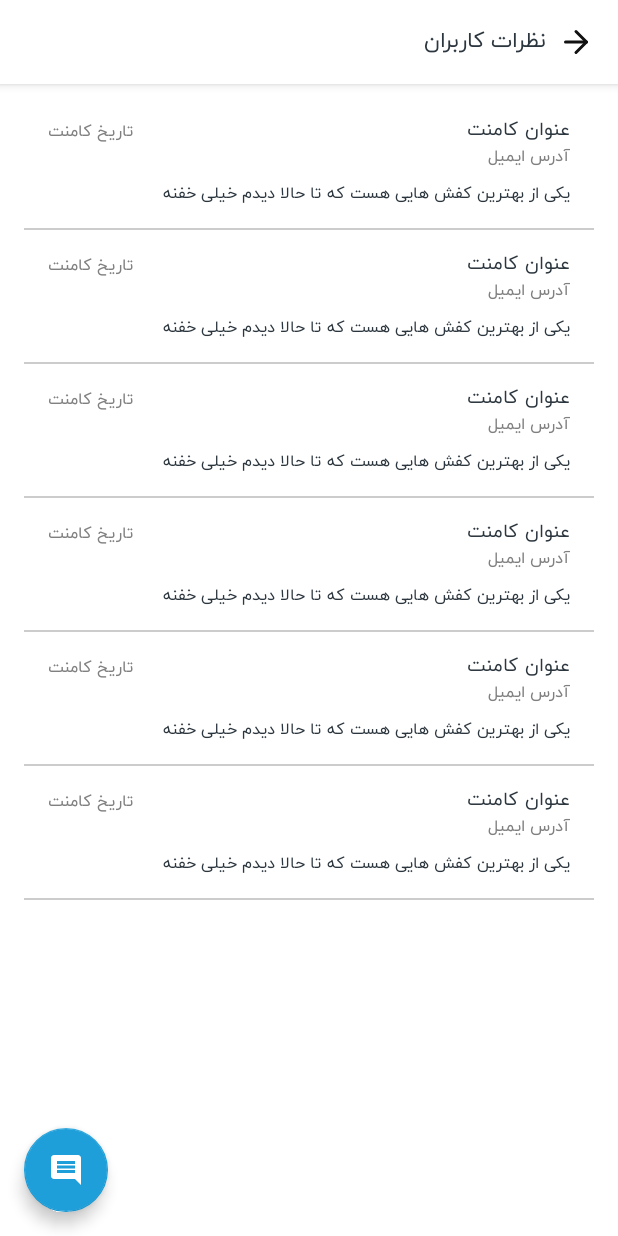
After one commit to ar-karimi/NikeStore, an Android app: the layout activity_comment_list.xml on its own in the app's theme, with its tools: preview values and no code run, on a phone screen of 412 x 824 dp. The commit adds this screen. Run offline under Robolectric (Android 15) with nearby library versions, the phone set to English and light mode, and no system bars; network calls fail.

Commit message:
Implement CommentListActivity and BaseToolbar (Custom toolbar)

```diff
--- a/app/build.gradle
+++ b/app/build.gradle
@@ -61,6 +61,8 @@ dependencies {
     implementation 'com.squareup.retrofit2:retrofit:2.9.0'
     implementation 'com.squareup.retrofit2:adapter-rxjava2:2.9.0'
     implementation 'com.squareup.retrofit2:converter-gson:2.4.0'
+    implementation 'com.squareup.okhttp3:okhttp:4.9.0'
+    implementation 'com.squareup.okhttp3:logging-interceptor:4.9.0'
 
     //RX
     implementation 'io.reactivex.rxjava2:rxandroid:2.1.1'
--- a/app/src/main/AndroidManifest.xml
+++ b/app/src/main/AndroidManifest.xml
@@ -17,6 +17,9 @@
         android:usesCleartextTraffic="true"
         tools:targetApi="31">
         <activity
+            android:name=".feature.product.comment.CommentListActivity"
+            android:exported="false" />
+        <activity
             android:name=".feature.product.ProductDetailActivity"
             android:exported="false" />
         <activity
--- a/app/src/main/java/com/ark/nikestore/App.kt
+++ b/app/src/main/java/com/ark/nikestore/App.kt
@@ -14,6 +14,7 @@ import com.ark.nikestore.data.repo.source.ProductLocalDataSource
 import com.ark.nikestore.data.repo.source.ProductRemoteDataSource
 import com.ark.nikestore.feature.main.MainViewModel
 import com.ark.nikestore.feature.product.ProductDetailViewModel
+import com.ark.nikestore.feature.product.comment.CommentListViewModel
 import com.ark.nikestore.services.FrescoImageLoadingService
 import com.ark.nikestore.services.ImageLoadingService
 import com.ark.nikestore.services.httpClient.createApiServiceInstance
@@ -40,6 +41,7 @@ class App : Application() {
             factory<CommentRepository> { CommentRepositoryImpl(CommentRemoteDataSource(get())) }
             viewModel { MainViewModel(get(), get()) }
             viewModel {(bundle: Bundle) -> ProductDetailViewModel(bundle, get()) }
+            viewModel {(productId: Int) -> CommentListViewModel(productId, get()) }
         }
 
         startKoin {
--- a/app/src/main/java/com/ark/nikestore/common/ExtraKeys.kt
+++ b/app/src/main/java/com/ark/nikestore/common/ExtraKeys.kt
@@ -1,3 +1,4 @@
 package com.ark.nikestore.common
 
 const val EXTRA_KEY_DATA = "data"
+const val EXTRA_KEY_ID = "id"
--- a/app/src/main/java/com/ark/nikestore/feature/product/CommentAdapter.kt
+++ b/app/src/main/java/com/ark/nikestore/feature/product/CommentAdapter.kt
@@ -8,7 +8,7 @@ import com.ark.nikestore.R
 import com.ark.nikestore.data.Comment
 import com.ark.nikestore.databinding.ItemCommentBinding
 
-class CommentAdapter: RecyclerView.Adapter<CommentAdapter.ViewHolder>() {
+class CommentAdapter(val showAll: Boolean = false): RecyclerView.Adapter<CommentAdapter.ViewHolder>() {
 
     var comments = ArrayList<Comment>()
         set(value) {
@@ -26,7 +26,7 @@ class CommentAdapter: RecyclerView.Adapter<CommentAdapter.ViewHolder>() {
     override fun onCreateViewHolder(parent: ViewGroup, viewType: Int) =
         ViewHolder(DataBindingUtil.inflate(LayoutInflater.from(parent.context), R.layout.item_comment, parent, false))
 
-    override fun getItemCount() = if (comments.size > 5) 5 else comments.size
+    override fun getItemCount() = if (comments.size > 5 && !showAll) 5 else comments.size
 
     override fun onBindViewHolder(holder: ViewHolder, position: Int) {
         holder.bind(comments[position])
--- a/app/src/main/java/com/ark/nikestore/feature/product/ProductDetailViewModel.kt
+++ b/app/src/main/java/com/ark/nikestore/feature/product/ProductDetailViewModel.kt
@@ -18,7 +18,9 @@ class ProductDetailViewModel(bundle: Bundle, commentRepository: CommentRepositor
     init {
         productLiveData.value = bundle.getParcelable(EXTRA_KEY_DATA)
 
+        progressBarLiveData.value = true
         commentRepository.getAll(productLiveData.value!!.id)
+            .doFinally { progressBarLiveData.value = false }
             .subscribe(object : BaseSingleObserver<List<Comment>>(compositeDisposable){
                 override fun onSuccess(t: List<Comment>) {
                     commentsLiveData.value = t
--- /dev/null
+++ b/app/src/main/java/com/ark/nikestore/view/customViews/BaseToolbar.kt
@@ -0,0 +1,30 @@
+package com.ark.nikestore.view.customViews
+
+import android.content.Context
+import android.util.AttributeSet
+import android.view.View
+import android.widget.FrameLayout
+import android.widget.TextView
+import com.ark.nikestore.R
+
+class BaseToolbar(context: Context, attrs: AttributeSet?) : FrameLayout(context, attrs) {
+
+    var onBackBtnClickListener: View.OnClickListener? = null
+        set(value) {
+            field = value
+            findViewById<View>(R.id.backBtn).setOnClickListener(onBackBtnClickListener)
+        }
+
+    init {
+        inflate(context, R.layout.view_toolbar, this)
+
+        attrs?.let {
+            val a = context.obtainStyledAttributes(attrs, R.styleable.BaseToolbar)
+            val title = a.getString(R.styleable.BaseToolbar_toolbar_title)
+            if (!title.isNullOrEmpty())
+                findViewById<TextView>(R.id.toolbarTitleTv).text = title
+
+            a.recycle()
+        }
+    }
+}
--- /dev/null
+++ b/app/src/main/res/drawable/ic_insert_comment.xml
@@ -0,0 +1,5 @@
+<vector android:height="24dp" android:tint="#000000"
+    android:viewportHeight="24" android:viewportWidth="24"
+    android:width="24dp" xmlns:android="http://schemas.android.com/apk/res/android">
+    <path android:fillColor="@android:color/white" android:pathData="M20,2L4,2c-1.1,0 -2,0.9 -2,2v12c0,1.1 0.9,2 2,2h14l4,4L22,4c0,-1.1 -0.9,-2 -2,-2zM18,14L6,14v-2h12v2zM18,11L6,11L6,9h12v2zM18,8L6,8L6,6h12v2z"/>
+</vector>
--- /dev/null
+++ b/app/src/main/res/layout/activity_comment_list.xml
@@ -0,0 +1,46 @@
+<?xml version="1.0" encoding="utf-8"?>
+<layout xmlns:android="http://schemas.android.com/apk/res/android"
+    xmlns:app="http://schemas.android.com/apk/res-auto"
+    xmlns:tools="http://schemas.android.com/tools">
+
+    <androidx.coordinatorlayout.widget.CoordinatorLayout
+        android:layout_width="match_parent"
+        android:layout_height="match_parent"
+        tools:context=".feature.product.comment.CommentListActivity">
+
+        <com.google.android.material.appbar.AppBarLayout
+            android:layout_width="match_parent"
+            android:layout_height="wrap_content"
+            android:background="?colorSurface">
+
+            <com.ark.nikestore.view.customViews.BaseToolbar
+                android:id="@+id/commentListToolbar"
+                android:layout_width="match_parent"
+                android:layout_height="wrap_content"
+                app:toolbar_title="@string/comments"/>
+
+        </com.google.android.material.appbar.AppBarLayout>
+
+        <androidx.recyclerview.widget.RecyclerView
+            android:id="@+id/commentsRv"
+            android:paddingHorizontal="16dp"
+            android:paddingVertical="8dp"
+            android:clipToPadding="false"
+            android:layout_width="match_parent"
+            android:layout_height="match_parent"
+            tools:itemCount="8"
+            tools:listitem="@layout/item_comment"
+            app:layout_behavior="com.google.android.material.appbar.AppBarLayout$ScrollingViewBehavior"/>
+
+        <com.google.android.material.floatingactionbutton.FloatingActionButton
+            android:id="@+id/insertCommentBtn"
+            android:layout_width="wrap_content"
+            android:layout_height="wrap_content"
+            android:layout_gravity="bottom|end"
+            app:fabSize="normal"
+            android:layout_margin="16dp"
+            app:backgroundTint="?colorPrimary"
+            app:srcCompat="@drawable/ic_insert_comment"/>
+
+    </androidx.coordinatorlayout.widget.CoordinatorLayout>
+</layout>
--- a/app/src/main/res/layout/item_comment.xml
+++ b/app/src/main/res/layout/item_comment.xml
@@ -13,17 +13,16 @@
 
     <androidx.constraintlayout.widget.ConstraintLayout
         android:layout_width="match_parent"
-        android:layout_height="wrap_content"
-        android:background="@drawable/background_comment"
-        android:padding="16dp"
-        android:layout_marginBottom="8dp">
+        android:layout_height="wrap_content">
 
 
         <TextView
             android:id="@+id/commentTitleTv"
             android:layout_width="0dp"
             android:layout_height="wrap_content"
-            android:layout_marginEnd="2dp"
+            android:layout_marginStart="16dp"
+            android:layout_marginTop="16dp"
+            android:layout_marginEnd="4dp"
             android:gravity="right"
             android:text="@{comment.title}"
             android:textAppearance="?textAppearanceBody1"
@@ -43,6 +42,7 @@
             android:textAppearance="?textAppearanceBody2"
             android:textColor="?android:textColorSecondary"
             android:textDirection="ltr"
+            android:layout_marginEnd="16dp"
             app:layout_constraintBottom_toBottomOf="@+id/commentTitleTv"
             app:layout_constraintEnd_toEndOf="parent"
             tools:text="تاریخ کامنت" />
@@ -54,14 +54,10 @@
             android:layout_marginTop="4dp"
             android:gravity="right"
             android:text="@{comment.author.email}"
-            app:layout_constraintBottom_toBottomOf="parent"
-            app:layout_constraintEnd_toEndOf="parent"
-            app:layout_constraintHorizontal_bias="0.0"
-            app:layout_constraintStart_toStartOf="parent"
-            app:layout_constraintTop_toBottomOf="@+id/commentTitleTv"
-            app:layout_constraintVertical_bias="0.0"
             android:textAppearance="?textAppearanceBody2"
             android:textColor="?android:textColorSecondary"
+            app:layout_constraintStart_toStartOf="@+id/commentTitleTv"
+            app:layout_constraintTop_toBottomOf="@+id/commentTitleTv"
             tools:text="آدرس ایمیل" />
 
         <TextView
@@ -71,14 +67,20 @@
             android:layout_marginTop="12dp"
             android:gravity="right"
             android:text="@{comment.content}"
-            app:layout_constraintBottom_toBottomOf="parent"
+            android:textAppearance="?textAppearanceBody2"
+            app:layout_constraintEnd_toEndOf="@+id/commentDateTv"
+            app:layout_constraintStart_toStartOf="@+id/CommentAuthorTv"
+            app:layout_constraintTop_toBottomOf="@+id/CommentAuthorTv"
+            tools:text="یکی از بهترین کفش هایی هست که تا حالا دیدم خیلی خفنه" />
+
+        <View
+            android:layout_width="0dp"
+            android:layout_height="1dp"
+            android:layout_marginTop="16dp"
+            android:background="?dividerColor"
             app:layout_constraintEnd_toEndOf="parent"
-            app:layout_constraintHorizontal_bias="1.0"
             app:layout_constraintStart_toStartOf="parent"
-            app:layout_constraintTop_toBottomOf="@+id/CommentAuthorTv"
-            app:layout_constraintVertical_bias="0.0"
-            android:textAppearance="?textAppearanceBody2"
-            tools:text="یکی از بهترین کفش هایی هست که تا حالا دیدم خیلی خفنه" />
+            app:layout_constraintTop_toBottomOf="@+id/commentContentTv" />
 
     </androidx.constraintlayout.widget.ConstraintLayout>
 </layout>
--- /dev/null
+++ b/app/src/main/res/layout/view_toolbar.xml
@@ -0,0 +1,25 @@
+<?xml version="1.0" encoding="utf-8"?>
+<FrameLayout xmlns:android="http://schemas.android.com/apk/res/android"
+    android:layout_width="match_parent"
+    android:layout_height="?actionBarSize"
+    xmlns:app="http://schemas.android.com/apk/res-auto"
+    xmlns:tools="http://schemas.android.com/tools">
+
+    <ImageView
+        android:id="@+id/backBtn"
+        android:layout_width="wrap_content"
+        android:layout_height="wrap_content"
+        app:srcCompat="@drawable/ic_back"
+        android:layout_marginStart="16dp"
+        android:layout_gravity="center_vertical|start"/>
+
+    <TextView
+        android:id="@+id/toolbarTitleTv"
+        android:layout_width="wrap_content"
+        android:layout_height="wrap_content"
+        android:layout_gravity="center_vertical|start"
+        android:layout_marginStart="48dp"
+        android:textAppearance="?textAppearanceHeadline6"
+        tools:text="عنوان صفحه"/>
+
+</FrameLayout>
--- a/app/src/main/res/values/attrs.xml
+++ b/app/src/main/res/values/attrs.xml
@@ -1,4 +1,9 @@
 <?xml version="1.0" encoding="utf-8"?>
 <resources>
     <attr name="dividerColor" format="color"/>
+
+    <declare-styleable name="BaseToolbar">
+        <attr name="toolbar_title" format="string"/>
+    </declare-styleable>
+
 </resources>
--- a/app/src/main/res/values/strings.xml
+++ b/app/src/main/res/values/strings.xml
@@ -6,7 +6,7 @@
     <string name="latest">جدیدترین</string>
     <string name="popular">محبوب ترین</string>
     <string name="viewAll">مشاهده همه</string>
-    <string name="comment">نظرات کاربران</string>
+    <string name="comments">نظرات کاربران</string>
     <string name="insertComment">ثبت نظر</string>
     <string name="viewAllComments">مشاهده همه نظرات</string>
 </resources>
```
Also changed, not shown: app/src/main/java/com/ark/nikestore/feature/product/ProductDetailActivity.kt (+16 -3 lines), app/src/main/java/com/ark/nikestore/feature/product/comment/CommentListActivity.kt (added, +42 -0 lines), app/src/main/java/com/ark/nikestore/feature/product/comment/CommentListViewModel.kt (added, +25 -0 lines), app/src/main/java/com/ark/nikestore/services/httpClient/ApiService.kt (+9 -0 lines), app/src/main/res/layout/activity_product_detail.xml (+5 -3 lines).
